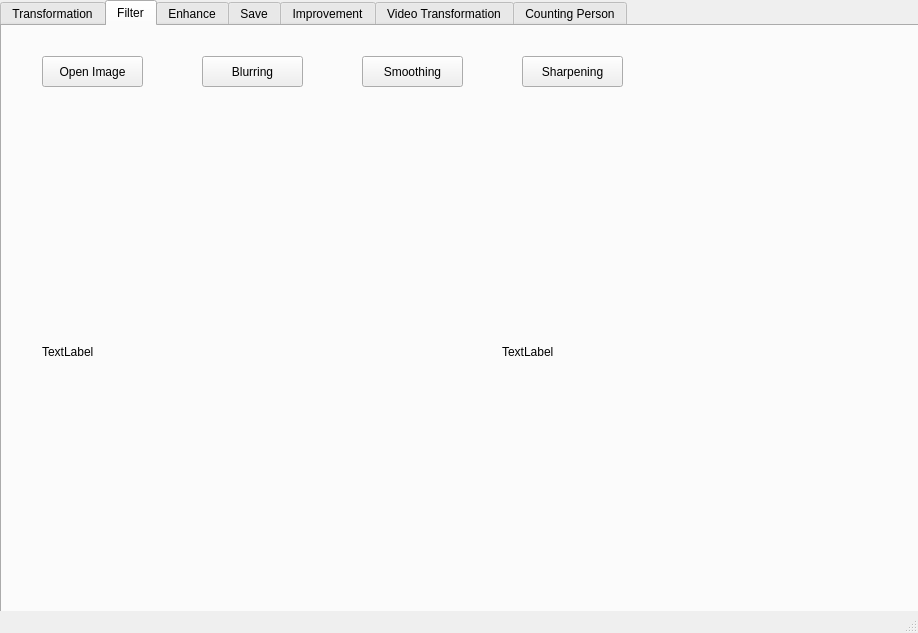
The window that image_processing_app.ui (soyoung125/MultimediaProcessingTool) describes before a commit, drawn with Qt 5.
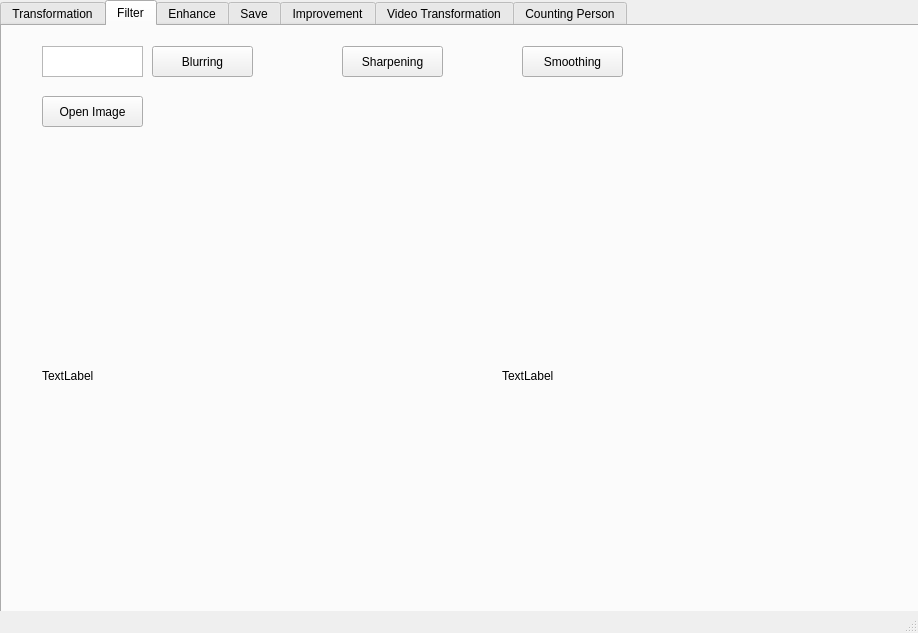
The same window after the commit.

Commit message: [최희정] Filter Tap

The edit to the form file:
```diff
--- a/image_processing_app.ui
+++ b/image_processing_app.ui
@@ -149,7 +149,7 @@
       <property name="geometry">
        <rect>
         <x>40</x>
-        <y>30</y>
+        <y>70</y>
         <width>101</width>
         <height>31</height>
        </rect>
@@ -161,8 +161,8 @@
      <widget class="QPushButton" name="btnBlur">
       <property name="geometry">
        <rect>
-        <x>200</x>
-        <y>30</y>
+        <x>150</x>
+        <y>20</y>
         <width>101</width>
         <height>31</height>
        </rect>
@@ -174,8 +174,8 @@
      <widget class="QPushButton" name="btnSmoothing">
       <property name="geometry">
        <rect>
-        <x>360</x>
-        <y>30</y>
+        <x>520</x>
+        <y>20</y>
         <width>101</width>
         <height>31</height>
        </rect>
@@ -187,8 +187,8 @@
      <widget class="QPushButton" name="btnSharpening">
       <property name="geometry">
        <rect>
-        <x>520</x>
-        <y>30</y>
+        <x>340</x>
+        <y>20</y>
         <width>101</width>
         <height>31</height>
        </rect>
@@ -201,9 +201,9 @@
       <property name="geometry">
        <rect>
         <x>40</x>
-        <y>110</y>
+        <y>140</y>
         <width>331</width>
-        <height>431</height>
+        <height>420</height>
        </rect>
       </property>
       <property name="text">
@@ -214,15 +214,28 @@
       <property name="geometry">
        <rect>
         <x>500</x>
-        <y>110</y>
+        <y>140</y>
         <width>331</width>
-        <height>431</height>
+        <height>420</height>
        </rect>
       </property>
       <property name="text">
        <string>TextLabel</string>
       </property>
      </widget>
+     <widget class="QTextEdit" name="txtSigma">
+      <property name="geometry">
+       <rect>
+        <x>40</x>
+        <y>20</y>
+        <width>101</width>
+        <height>31</height>
+       </rect>
+      </property>
+      <property name="placeholderText">
+       <string/>
+      </property>
+     </widget>
     </widget>
     <widget class="QWidget" name="tab_2">
      <attribute name="title">
```
Left out of the diff: 2 changed lines with no effect on the pictures.
